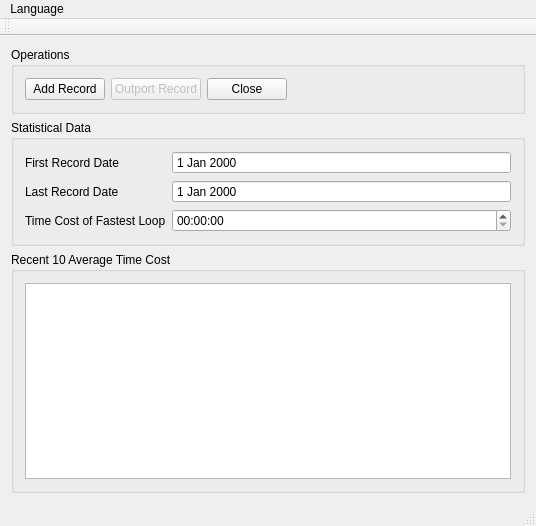
Old version of the form code/SwimmingPerformance/mainwindow.ui in the repository xinyuewodi/git_test.
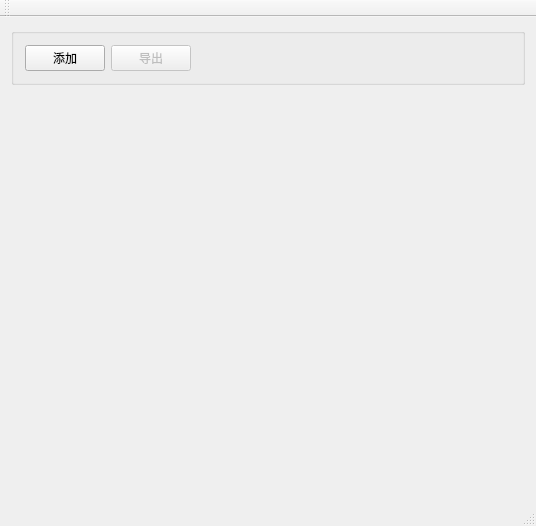
New version of the form. Icons and pictures are not drawn.

What changed in the file:
```diff
--- a/code/SwimmingPerformance/mainwindow.ui
+++ b/code/SwimmingPerformance/mainwindow.ui
@@ -28,7 +28,7 @@
     <item>
      <widget class="QGroupBox" name="groupBox_2">
       <property name="title">
-       <string>Operations</string>
+       <string/>
       </property>
       <layout class="QVBoxLayout" name="verticalLayout_2">
        <item>
@@ -36,7 +36,7 @@
          <item>
           <widget class="QPushButton" name="pushButton_addRecord">
            <property name="text">
-            <string>Add Record</string>
+            <string>添加</string>
            </property>
           </widget>
          </item>
@@ -46,14 +46,7 @@
             <bool>false</bool>
            </property>
            <property name="text">
-            <string>Outport Record</string>
-           </property>
-          </widget>
-         </item>
-         <item>
-          <widget class="QPushButton" name="pushButton_close">
-           <property name="text">
-            <string>Close</string>
+            <string>导出</string>
            </property>
           </widget>
          </item>
@@ -76,76 +69,17 @@
      </widget>
     </item>
     <item>
-     <widget class="QGroupBox" name="groupBox">
-      <property name="title">
-       <string>Statistical Data</string>
+     <spacer name="verticalSpacer">
+      <property name="orientation">
+       <enum>Qt::Vertical</enum>
       </property>
-      <layout class="QVBoxLayout" name="verticalLayout">
-       <item>
-        <layout class="QFormLayout" name="formLayout">
-         <item row="0" column="0">
-          <widget class="QLabel" name="label_2">
-           <property name="text">
-            <string>First Record Date</string>
-           </property>
-          </widget>
-         </item>
-         <item row="1" column="0">
-          <widget class="QLabel" name="label_3">
-           <property name="text">
-            <string>Last Record Date</string>
-           </property>
-          </widget>
-         </item>
-         <item row="0" column="1">
-          <widget class="QDateEdit" name="dateEdit">
-           <property name="autoFillBackground">
-            <bool>false</bool>
-           </property>
-           <property name="readOnly">
-            <bool>true</bool>
-           </property>
-           <property name="buttonSymbols">
-            <enum>QAbstractSpinBox::NoButtons</enum>
-           </property>
-          </widget>
-         </item>
-         <item row="1" column="1">
-          <widget class="QDateEdit" name="dateEdit_2">
-           <property name="readOnly">
-            <bool>true</bool>
-           </property>
-           <property name="buttonSymbols">
-            <enum>QAbstractSpinBox::NoButtons</enum>
-           </property>
-          </widget>
-         </item>
-         <item row="2" column="0">
-          <widget class="QLabel" name="label">
-           <property name="text">
-            <string>Time Cost of Fastest Loop</string>
-           </property>
-          </widget>
-         </item>
-         <item row="2" column="1">
-          <widget class="QTimeEdit" name="timeEdit"/>
-         </item>
-        </layout>
-       </item>
-      </layout>
-     </widget>
-    </item>
-    <item>
-     <widget class="QGroupBox" name="groupBox_3">
-      <property name="title">
-       <string>Recent 10 Average Time Cost</string>
+      <property name="sizeHint" stdset="0">
+       <size>
+        <width>20</width>
+        <height>40</height>
+       </size>
       </property>
-      <layout class="QVBoxLayout" name="verticalLayout_3">
-       <item>
-        <widget class="QTableView" name="tableView"/>
-       </item>
-      </layout>
-     </widget>
+     </spacer>
     </item>
    </layout>
   </widget>
@@ -155,17 +89,9 @@
      <x>0</x>
      <y>0</y>
      <width>536</width>
-     <height>22</height>
+     <height>23</height>
     </rect>
    </property>
-   <widget class="QMenu" name="menuLanguage">
-    <property name="title">
-     <string>Language</string>
-    </property>
-    <addaction name="actionChinese"/>
-    <addaction name="actionEnglish"/>
-   </widget>
-   <addaction name="menuLanguage"/>
   </widget>
   <widget class="QToolBar" name="mainToolBar">
    <attribute name="toolBarArea">
```
Left out of the diff: 24 changed lines with no effect on the pictures.
